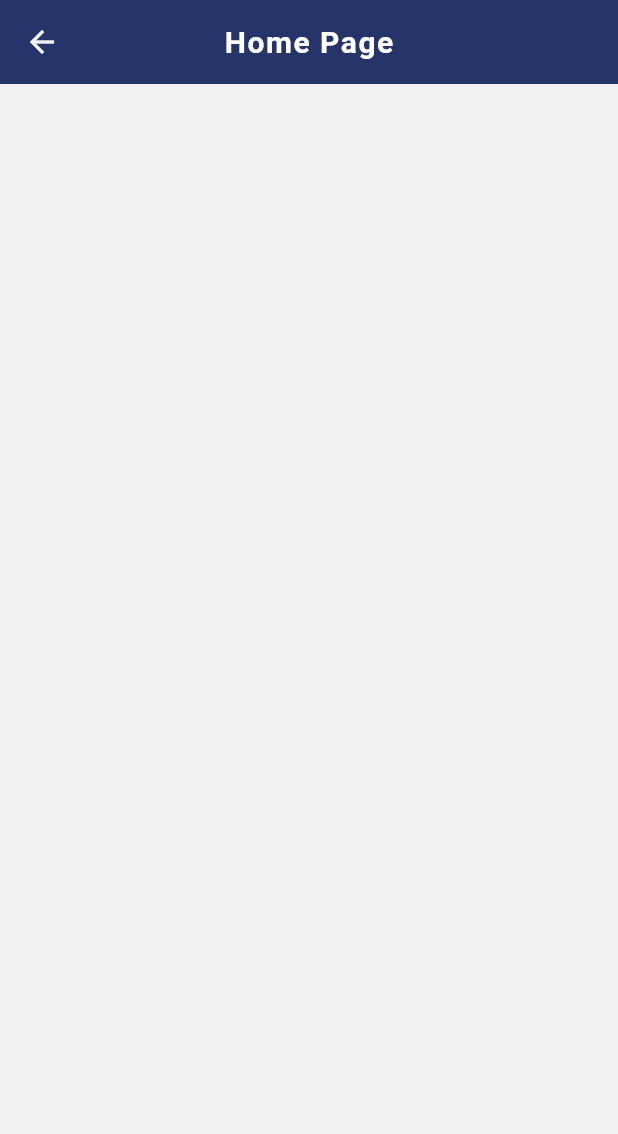
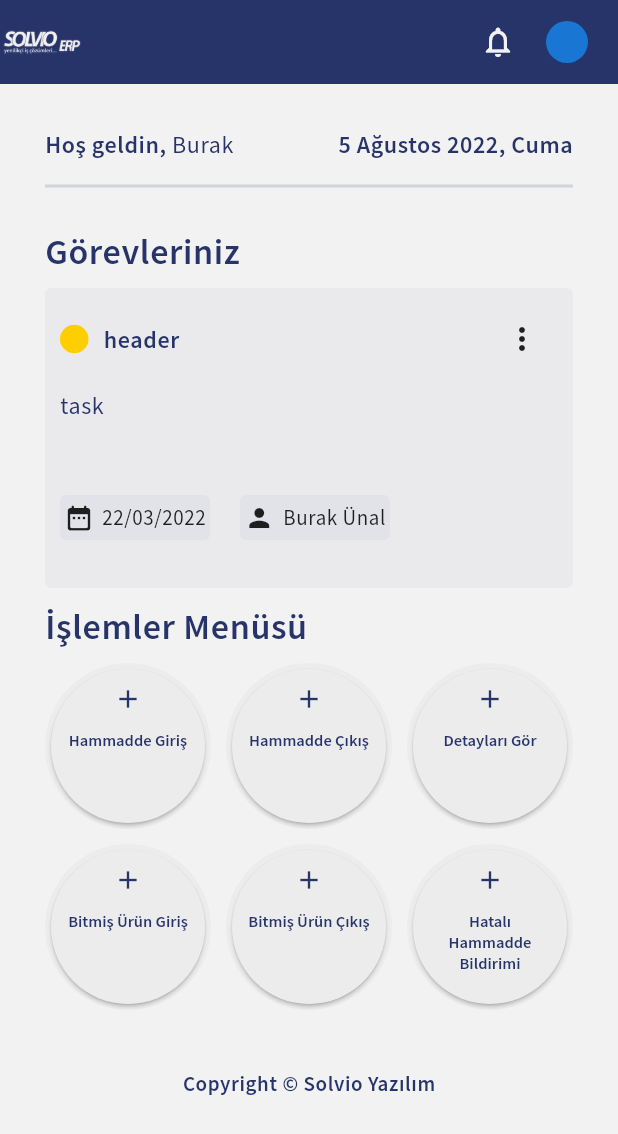
Before and after one commit to tozlukozmos/enterprise_resource_planning, a Flutter app: the Home screen opened by its route, on a phone screen of 412 x 824 dp. Shown: the top 1134 px of the screen. Run offline on Flutter 3.47's test engine with Material 2 defaults, Android fonts, the phone set to English and light mode, and no system bars; our stand-ins replace dropdown_search, flutter_secure_storage; accounts and stored records are empty.

Commit message:
app cards and home page added

```diff
--- a/lib/main.dart
+++ b/lib/main.dart
@@ -22,7 +22,7 @@ class _MyAppState extends State<MyApp> {
       debugShowCheckedModeBanner: false,
       theme: AppThemeData.lightTheme(context),
       darkTheme: AppThemeData.darkTheme(context),
-      initialRoute: "login_view",
+      initialRoute: "home_view",
       routes: routes,
     );
   }
--- a/lib/views/home.dart
+++ b/lib/views/home.dart
@@ -1,15 +1,120 @@
+import 'package:enterprise_resource_planning/design/app_colors.dart';
+import 'package:enterprise_resource_planning/design/app_text.dart';
+import 'package:enterprise_resource_planning/widgets/app_cards.dart';
 import 'package:flutter/material.dart';
 
-class Home extends StatelessWidget {
+class Home extends StatefulWidget {
   const Home({Key? key}) : super(key: key);
+
+  @override
+  State<Home> createState() => _HomeState();
+}
+
+class _HomeState extends State<Home> {
+  List<DropdownMenuItem> items = [];
 
   @override
   Widget build(BuildContext context) {
     return SafeArea(
       child: Scaffold(
         appBar: AppBar(
-          title: const Text("Home Page"),
+          leading: Container(
+            decoration: const BoxDecoration(
+                image: DecorationImage(
+                    image: AssetImage("assets/images/Group 59.png"))),
+          ),
+          actions: const [
+            Icon(Icons.notifications_none),
+            SizedBox(
+              width: 20,
+            ),
+            CircleAvatar(
+              radius: 14,
+            ),
+            SizedBox(
+              width: 20,
+            )
+          ],
         ),
+        body: ListView(padding: const EdgeInsets.all(30), children: [
+          Column(
+            crossAxisAlignment: CrossAxisAlignment.start,
+            children: [
+              Row(
+                mainAxisAlignment: MainAxisAlignment.spaceBetween,
+                children: [
+                  Row(
+                    children: [
+                      Text("Hoş geldin, ", style: AppText.contextSemiBold),
+                      Text("Burak", style: AppText.context),
+                    ],
+                  ),
+                  Text(
+                    "5 Ağustos 2022, Cuma",
+                    style: AppText.contextSemiBold,
+                  )
+                ],
+              ),
+              const SizedBox(height: 10),
+              const Divider(
+                thickness: 2,
+                color: Color.fromRGBO(39, 52, 105, 0.16),
+              ),
+              const SizedBox(height: 20),
+              Text(
+                "Görevleriniz",
+                style: AppText.headerSemiBold,
+              ),
+              const SizedBox(height: 10),
+              AppCards.taskCard(
+                  color: AppColors.lightWarning,
+                  header: "header",
+                  task: "task",
+                  date: "22/03/2022",
+                  userName: "Burak Ünal"),
+              const SizedBox(height: 10),
+              Text(
+                "İşlemler Menüsü",
+                style: AppText.headerSemiBold,
+              ),
+              const SizedBox(height: 10),
+              GridView.count(
+                  physics: const NeverScrollableScrollPhysics(),
+                  shrinkWrap: true,
+                  crossAxisSpacing: 10.0,
+                  mainAxisSpacing: 10.0,
+                  crossAxisCount: 3,
+                  children: [
+                    AppCards.processCard(
+                        icon: Icons.add, text: "Hammadde Giriş", onTap: () {}),
+                    AppCards.processCard(
+                        icon: Icons.add, text: "Hammadde Çıkış", onTap: () {}),
+                    AppCards.processCard(
+                        icon: Icons.add, text: "Detayları Gör", onTap: () {}),
+                    AppCards.processCard(
+                        icon: Icons.add,
+                        text: "Bitmiş Ürün Giriş",
+                        onTap: () {}),
+                    AppCards.processCard(
+                        icon: Icons.add,
+                        text: "Bitmiş Ürün Çıkış",
+                        onTap: () {}),
+                    AppCards.processCard(
+                        icon: Icons.add,
+                        text: "Hatalı Hammadde Bildirimi",
+                        onTap: () {})
+                  ]),
+              const SizedBox(
+                height: 40,
+              ),
+              Center(
+                  child: Text(
+                "Copyright © Solvio Yazılım",
+                style: AppText.labelSemiBold,
+              ))
+            ],
+          )
+        ]),
       ),
     );
   }
--- /dev/null
+++ b/lib/widgets/app_cards.dart
@@ -0,0 +1,178 @@
+import 'package:enterprise_resource_planning/design/app_colors.dart';
+import 'package:enterprise_resource_planning/design/app_text.dart';
+import 'package:flutter/material.dart';
+
+class AppCards {
+
+
+  static Widget taskCard(
+      {required Color color,
+      required String header,
+      required String task,
+      required String date,
+      required String userName}) {
+    return Container(
+      height: 200,
+      width: 400,
+      decoration: BoxDecoration(
+          color: const Color.fromRGBO(39, 52, 105, 0.04),
+          borderRadius: BorderRadius.circular(4)),
+      child: Padding(
+        padding: const EdgeInsets.all(10),
+        child: Column(
+          crossAxisAlignment: CrossAxisAlignment.start,
+          children: [
+            Row(
+              mainAxisAlignment: MainAxisAlignment.spaceBetween,
+              children: [
+                Row(
+                  children: [
+                    Container(
+                      height: 19,
+                      width: 19,
+                      decoration: BoxDecoration(
+                        borderRadius: BorderRadius.circular(100),
+                        color: color,
+                      ),
+                    ),
+                    const SizedBox(width: 10),
+                    Text(
+                      header,
+                      style: AppText.contextSemiBold,
+                    )
+                  ],
+                ),
+                IconButton(onPressed: () {}, icon: const Icon(Icons.more_vert)),
+              ],
+            ),
+            const SizedBox(
+              height: 10,
+            ),
+            Text(
+              task,
+              style: AppText.context,
+            ),
+            const SizedBox(
+              height: 50,
+            ),
+            Row(
+              children: [
+                Container(
+                  height: 30,
+                  width: 100,
+                  decoration: BoxDecoration(
+                      color: const Color.fromRGBO(39, 52, 105, 0.04),
+                      borderRadius: BorderRadius.circular(4)),
+                  child: Row(
+                    mainAxisAlignment: MainAxisAlignment.spaceAround,
+                    children: [
+                      const Icon(
+                        Icons.date_range_rounded,
+                        color: AppColors.lightBlack,
+                        size: 20,
+
+                      ),
+                      Text(
+                        date,
+                        style: const TextStyle(
+                          fontSize: 14,
+                          fontWeight: FontWeight.w400,
+                          letterSpacing: 0.4,
+                          color: AppColors.lightBlack,
+                        ),
+                      )
+                    ],
+                  ),
+                ),
+                const SizedBox(width: 20),
+                Container(
+                  height: 30,
+                  width: 100,
+                  decoration: BoxDecoration(
+                      color: const Color.fromRGBO(39, 52, 105, 0.04),
+                      borderRadius: BorderRadius.circular(4)),
+                  child: Row(
+                    mainAxisAlignment: MainAxisAlignment.spaceAround,
+                    children: [
+                      const Icon(
+                        Icons.person,
+                        color: AppColors.lightBlack,
+                        size: 20,
+                      ),
+                      Text(
+                        userName,
+                        style: const TextStyle(
+                          fontSize: 14,
+                          fontWeight: FontWeight.w400,
+                          letterSpacing: 0.4,
+                          color: AppColors.lightBlack,
+                        ),
+                      )
+                    ],
+                  ),
+                ),
+              ],
+            )
+          ],
+        ),
+      ),
+    );
+  }
+
+  static Widget processCard({
+    required IconData icon,
+    required String text,
+    required void Function() onTap,
+  }) {
+    return ClipRRect(
+      borderRadius: BorderRadius.circular(100),
+      child: Material(
+        color: AppColors.lightGrey,
+        shadowColor: AppColors.lightBlack,
+        child: InkWell(
+          onTap: onTap,
+          child: Card(
+
+            color: AppColors.lightGrey,
+            shape:  RoundedRectangleBorder(
+              borderRadius: BorderRadius.all(Radius.circular(100)),
+              side: BorderSide(color: Colors.transparent, width: 3),
+            ),
+            child: Container(
+
+              padding: const EdgeInsets.all(10.0),
+              width: 90,
+              height: 90,
+
+
+              child: Column(
+                mainAxisAlignment: MainAxisAlignment.center,
+                children: [
+                  Icon(icon, size: 20, color: AppColors.lightPrimary),
+                  const SizedBox(height: 10),
+
+                     Expanded(
+                       child: Text(
+                        text,
+                        style: const TextStyle(
+                          color: AppColors.lightPrimary,
+                          fontFamily: 'SourceSansPro',
+                          fontWeight: FontWeight.w600,
+                          fontSize: 11
+                        ),
+                        textAlign: TextAlign.center,
+                    ),
+                     ),
+
+                ],
+              ),
+            ),
+          ),
+        ),
+      ),
+    );
+  }
+
+
+
+}
--- a/pubspec.yaml
+++ b/pubspec.yaml
@@ -63,6 +63,8 @@ flutter:
   # assets:
   #   - images/a_dot_burr.jpeg
   #   - images/a_dot_ham.jpeg
+  assets:
+    - assets/images/Group 59.png
 
   # An image asset can refer to one or more resolution-specific "variants", see
   # https://flutter.dev/assets-and-images/#resolution-aware
```
Also changed, not shown: assets/images/Group 59.png (added).
